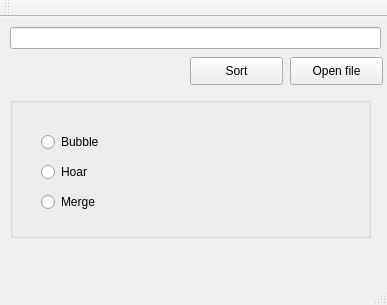
Qt form graphGUI/mainwindow.ui (kheyri/GraphSort) before a commit.
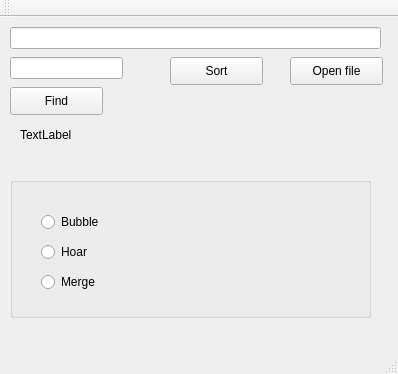
The same form after that commit.

```diff
--- a/graphGUI/mainwindow.ui
+++ b/graphGUI/mainwindow.ui
@@ -6,8 +6,8 @@
    <rect>
     <x>0</x>
     <y>0</y>
-    <width>387</width>
-    <height>305</height>
+    <width>398</width>
+    <height>374</height>
    </rect>
   </property>
   <property name="windowTitle">
@@ -30,7 +30,7 @@
    <widget class="QPushButton" name="b_Sort">
     <property name="geometry">
      <rect>
-      <x>190</x>
+      <x>170</x>
       <y>40</y>
       <width>93</width>
       <height>28</height>
@@ -54,7 +54,7 @@
     <property name="geometry">
      <rect>
       <x>10</x>
-      <y>80</y>
+      <y>160</y>
       <width>361</width>
       <height>141</height>
      </rect>
@@ -62,7 +62,7 @@
     <property name="title">
      <string/>
     </property>
-    <widget class="QWidget" name="">
+    <widget class="QWidget" name="layoutWidget">
      <property name="geometry">
       <rect>
        <x>20</x>
@@ -125,6 +125,42 @@
      </layout>
     </widget>
    </widget>
+   <widget class="QLineEdit" name="le_name">
+    <property name="geometry">
+     <rect>
+      <x>10</x>
+      <y>40</y>
+      <width>113</width>
+      <height>22</height>
+     </rect>
+    </property>
+   </widget>
+   <widget class="QPushButton" name="b_Find">
+    <property name="geometry">
+     <rect>
+      <x>10</x>
+      <y>70</y>
+      <width>93</width>
+      <height>28</height>
+     </rect>
+    </property>
+    <property name="text">
+     <string>Find</string>
+    </property>
+   </widget>
+   <widget class="QLabel" name="l_name">
+    <property name="geometry">
+     <rect>
+      <x>20</x>
+      <y>110</y>
+      <width>55</width>
+      <height>16</height>
+     </rect>
+    </property>
+    <property name="text">
+     <string>TextLabel</string>
+    </property>
+   </widget>
   </widget>
   <widget class="QMenuBar" name="menuBar">
    <property name="geometry">
```
Left out of the diff: 2 changed lines with no effect on the pictures.
